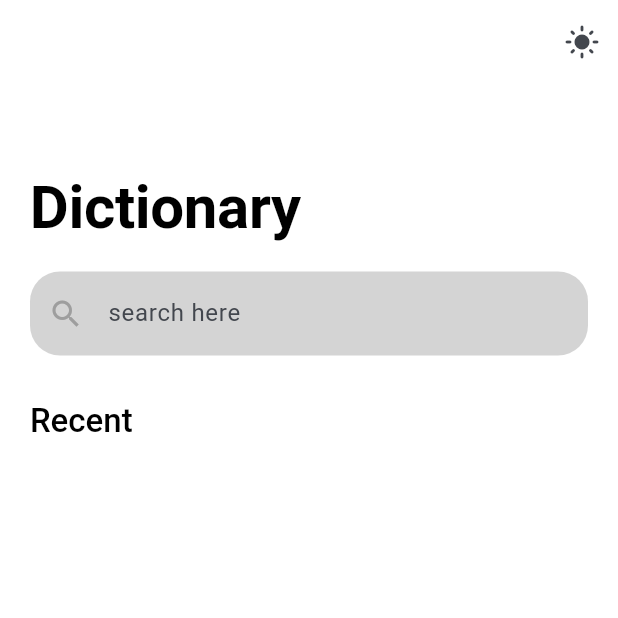
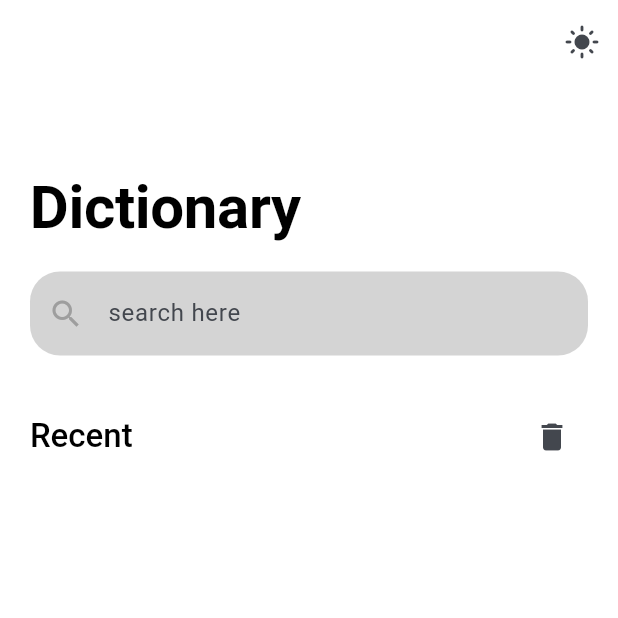
Before and after one commit to bgyn/Dictionary, a Flutter app: the screen it shows after launch, on a phone screen of 412 x 824 dp, the top half of it. Run offline on Flutter 3.47's test engine with Material 3 defaults, Android fonts, the phone set to English and light mode, and no system bars; our stand-ins replace audioplayers, dio, flutter_riverpod, shared_preferences.

```diff
--- a/lib/feature/home/home_page.dart
+++ b/lib/feature/home/screen/home_page.dart
@@ -75,17 +75,39 @@ class HomePage extends ConsumerWidget {
             const SizedBox(
               height: 30,
             ),
-            Text(
-              "Recent",
-              style: Theme.of(context).textTheme.titleLarge,
+            Row(
+              mainAxisAlignment: MainAxisAlignment.spaceBetween,
+              children: [
+                Text(
+                  "Recent",
+                  style: Theme.of(context).textTheme.titleLarge,
+                ),
+                IconButton(
+                    onPressed: () {
+                      ref.read(recentControllerProvider.notifier).clearRecent();
+                    },
+                    icon: const Icon(Icons.delete))
+              ],
             ),
             Consumer(builder: (context, ref, child) {
               final list = ref.watch(recentControllerProvider);
               return Column(
                 children: list
-                    .map((e) => Text(
-                          "${e[0].toUpperCase()}${e.substring(1)}",
-                          style: Theme.of(context).textTheme.titleMedium,
+                    .map((e) => InkWell(
+                          onTap: () {
+                            Navigator.push(
+                                context,
+                                MaterialPageRoute(
+                                  builder: (context) => SearchPage(query: e),
+                                ));
+                          },
+                          child: Padding(
+                            padding: const EdgeInsets.symmetric(vertical: 2),
+                            child: Text(
+                              "${e[0].toUpperCase()}${e.substring(1)}",
+                              style: Theme.of(context).textTheme.titleMedium,
+                            ),
+                          ),
                         ))
                     .toList(),
               );
--- a/lib/main.dart
+++ b/lib/main.dart
@@ -1,5 +1,5 @@
 import 'package:dictionary/core/utility/shred_utility.dart';
-import 'package:dictionary/feature/home/home_page.dart';
+import 'package:dictionary/feature/home/screen/home_page.dart';
 import 'package:dictionary/theme/theme.dart';
 import 'package:dictionary/theme/theme_controller.dart';
 import 'package:flutter/material.dart';
```
Also changed, not shown: lib/feature/recent/recent_controller.dart (+7 -0 lines).
